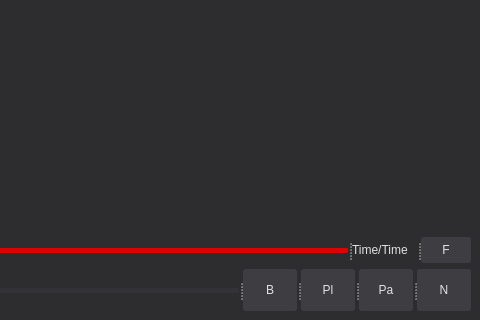
Before: the Qt Designer form mainwindow.ui in exquet/multimedia-viewer, drawn with Qt 5; both pictures show x 484 to 964 and y 355 to 675 of the 964 by 675 pixel window.
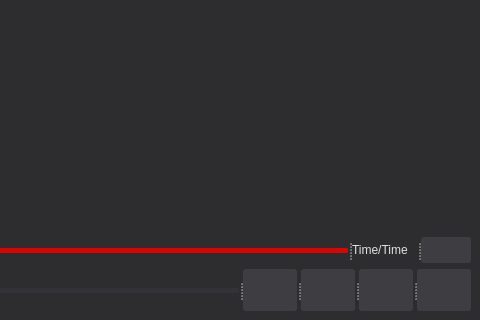
After: the same form once the commit is applied.

What changed in the file:
```diff
--- a/mainwindow.ui
+++ b/mainwindow.ui
@@ -219,7 +219,7 @@
 }</string>
              </property>
              <property name="text">
-              <string>F</string>
+              <string/>
              </property>
             </widget>
            </widget>
@@ -345,7 +345,7 @@
 }</string>
              </property>
              <property name="text">
-              <string>B</string>
+              <string/>
              </property>
             </widget>
             <widget class="QPushButton" name="playButton">
@@ -386,7 +386,7 @@
 }</string>
              </property>
              <property name="text">
-              <string>Pl</string>
+              <string/>
              </property>
             </widget>
             <widget class="QPushButton" name="pauseButton">
@@ -427,7 +427,7 @@
 }</string>
              </property>
              <property name="text">
-              <string>Pa</string>
+              <string/>
              </property>
             </widget>
             <widget class="QPushButton" name="nextButton">
@@ -468,7 +468,7 @@
 }</string>
              </property>
              <property name="text">
-              <string>N</string>
+              <string/>
              </property>
             </widget>
            </widget>
```
